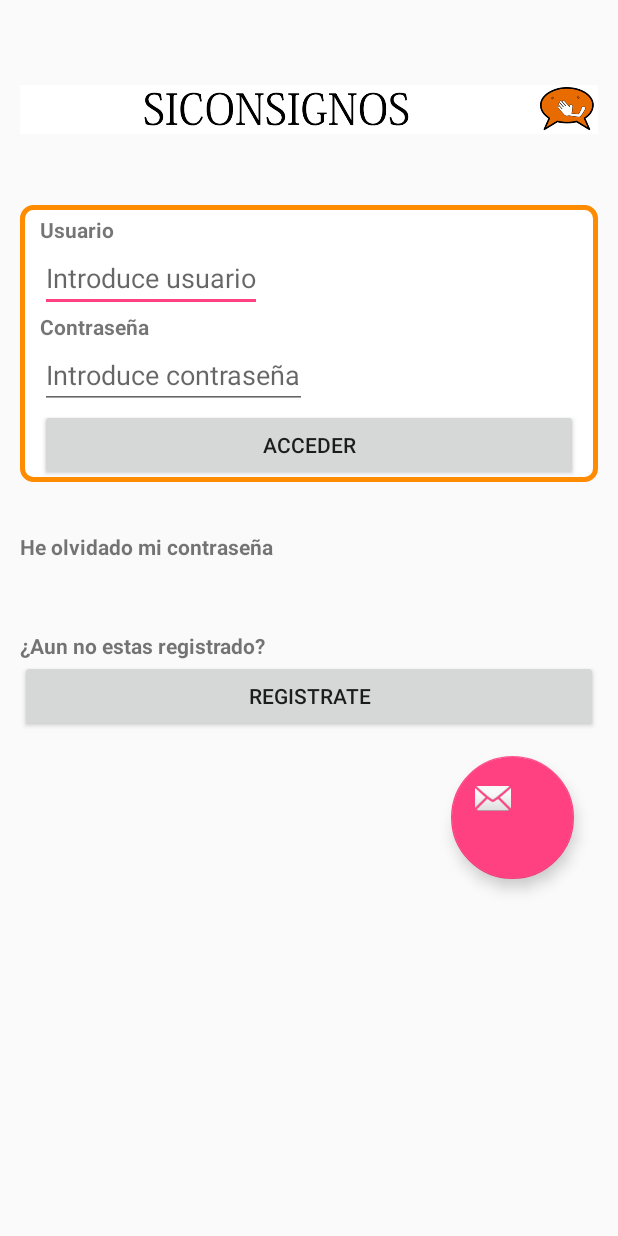
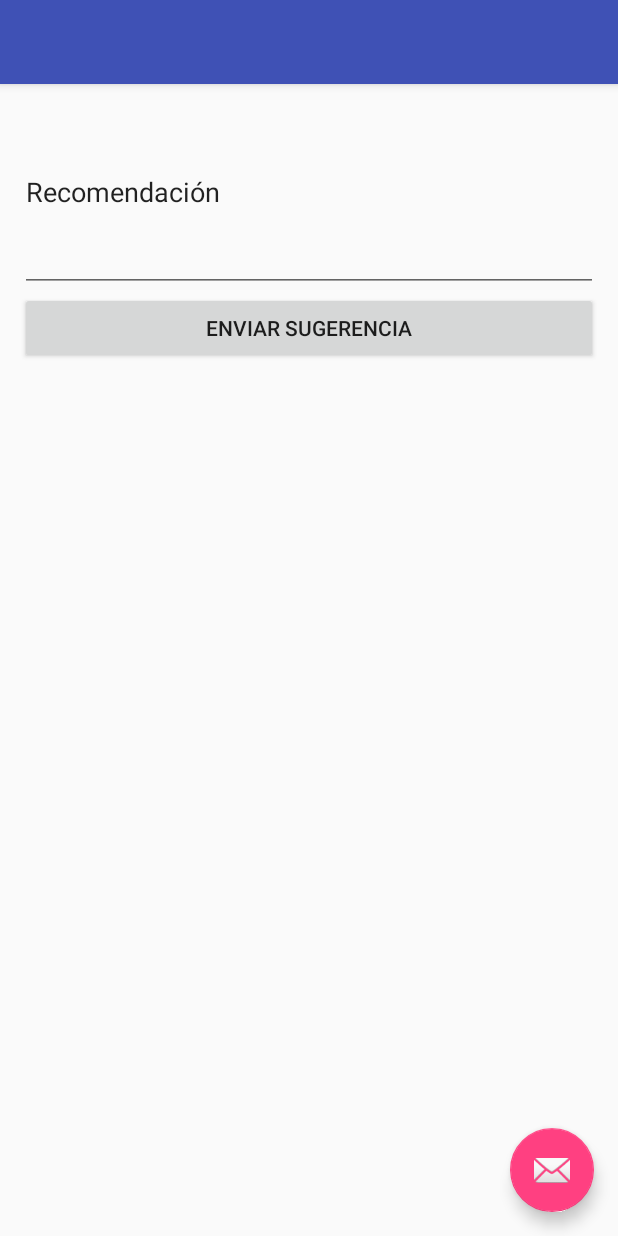
Before and after one commit to lararogu/SiConSignos, an Android app: the Login_page screen opened directly, with no data from a screen before it, after a tap on an icon or button, on a phone screen of 412 x 824 dp. Run offline under Robolectric (Android 15) with nearby library versions, the phone set to English and light mode, and no system bars.

Commit message:
CrearUsuarioySugerencias

```diff
--- a/SiConSignosApp/app/src/main/AndroidManifest.xml
+++ b/SiConSignosApp/app/src/main/AndroidManifest.xml
@@ -76,6 +76,10 @@
         <activity
             android:name=".PantallaResultados"
             android:label="@string/title_activity_pantalla_resultados"
+            android:theme="@style/AppTheme.NoActionBar" />
+        <activity
+            android:name=".sugerencia"
+            android:label="@string/title_activity_sugerencia"
             android:theme="@style/AppTheme.NoActionBar"></activity>
     </application>
 
--- a/SiConSignosApp/app/src/main/java/es/tta/siconsignosapp/Login_page.java
+++ b/SiConSignosApp/app/src/main/java/es/tta/siconsignosapp/Login_page.java
@@ -132,7 +132,8 @@ public class Login_page extends AppCompatActivity {
     }
 
     public void sugerencias(){
-        Toast.makeText(this,"Enviar sugerencias",Toast.LENGTH_SHORT).show();
+        Intent i=new Intent(getApplicationContext(),sugerencia.class);
+        startActivity(i);
     }
     public void recuperar_passwd(View v){
         Toast.makeText(this,"Enviar passwd",Toast.LENGTH_SHORT).show();
--- a/SiConSignosApp/app/src/main/java/es/tta/siconsignosapp/Registro.java
+++ b/SiConSignosApp/app/src/main/java/es/tta/siconsignosapp/Registro.java
@@ -50,7 +50,7 @@ public class Registro extends AppCompatActivity {
                     try {
                         String codigoChat=generateRandomString(12, 2);
                         Toast.makeText(getApplicationContext(),codigoChat,Toast.LENGTH_SHORT).show();
-                        conn.registraUsuario(nombre1, apellido1,nick1,contrasena1,email1,codigoChat);
+                        conn.registraUsuario(nombre1, apellido1,nick1,contrasena1,email1,"asdadsasdfgwe");
                     } catch (IOException e) {
                         e.printStackTrace();
                     } catch (Exception e) {
@@ -62,7 +62,7 @@ public class Registro extends AppCompatActivity {
                 }
                 @Override
                 protected void onPostExecute(Void resultado) {
-                    Toast.makeText(getApplicationContext(),"Bienvenido a SiConSignos",Toast.LENGTH_SHORT).show();
+                    Toast.makeText(getApplicationContext(),"Bienvenido a SiConSignos, Logeate para continuar",Toast.LENGTH_SHORT).show();
                     Intent i=new Intent(getApplicationContext(),Login_page.class);
                     startActivity(i);
                     finish();
--- /dev/null
+++ b/SiConSignosApp/app/src/main/res/layout/activity_sugerencia.xml
@@ -0,0 +1,34 @@
+<?xml version="1.0" encoding="utf-8"?>
+<android.support.design.widget.CoordinatorLayout xmlns:android="http://schemas.android.com/apk/res/android"
+    xmlns:app="http://schemas.android.com/apk/res-auto"
+    xmlns:tools="http://schemas.android.com/tools"
+    android:layout_width="match_parent"
+    android:layout_height="match_parent"
+    android:fitsSystemWindows="true"
+    tools:context="es.tta.siconsignosapp.sugerencia">
+
+    <android.support.design.widget.AppBarLayout
+        android:layout_width="match_parent"
+        android:layout_height="wrap_content"
+        android:theme="@style/AppTheme.AppBarOverlay">
+
+        <android.support.v7.widget.Toolbar
+            android:id="@+id/toolbar"
+            android:layout_width="match_parent"
+            android:layout_height="?attr/actionBarSize"
+            android:background="?attr/colorPrimary"
+            app:popupTheme="@style/AppTheme.PopupOverlay" />
+
+    </android.support.design.widget.AppBarLayout>
+
+    <include layout="@layout/content_sugerencia" />
+
+    <android.support.design.widget.FloatingActionButton
+        android:id="@+id/fab"
+        android:layout_width="wrap_content"
+        android:layout_height="wrap_content"
+        android:layout_gravity="bottom|end"
+        android:layout_margin="@dimen/fab_margin"
+        android:src="@android:drawable/ic_dialog_email" />
+
+</android.support.design.widget.CoordinatorLayout>
--- /dev/null
+++ b/SiConSignosApp/app/src/main/res/layout/content_sugerencia.xml
@@ -0,0 +1,30 @@
+<?xml version="1.0" encoding="utf-8"?>
+<LinearLayout xmlns:android="http://schemas.android.com/apk/res/android"
+    xmlns:tools="http://schemas.android.com/tools"
+    xmlns:app="http://schemas.android.com/apk/res-auto"
+    android:layout_width="match_parent"
+    android:layout_height="match_parent"
+    android:paddingRight="20px"
+    android:paddingLeft="20px"
+    android:paddingTop="@dimen/activity_vertical_margin"
+    android:paddingBottom="@dimen/activity_vertical_margin"
+    android:orientation="vertical"
+    tools:context=".Login_page"
+    android:weightSum="1">
+    <EditText
+        android:id="@+id/asunto"
+        android:layout_width="match_parent"
+        android:layout_height="wrap_content"
+        android:text="Asunto"/>
+    <EditText
+        android:id="@+id/recom"
+        android:layout_width="match_parent"
+        android:layout_height="200px"
+        android:text="Recomendación"/>
+<Button
+    android:layout_width="match_parent"
+    android:layout_height="wrap_content"
+    android:text="Enviar Sugerencia"
+    android:gravity="center"
+    android:onClick="enviarsugerencia"/>
+    </LinearLayout>
--- a/SiConSignosApp/app/src/main/res/layout/login_page.xml
+++ b/SiConSignosApp/app/src/main/res/layout/login_page.xml
@@ -102,12 +102,13 @@
 
     <android.support.design.widget.FloatingActionButton
         android:id="@+id/fab"
-        android:layout_width="82dp"
-        android:layout_height="match_parent"
+        android:layout_width="56dp"
+        android:layout_height="56dp"
         android:layout_gravity="right"
         android:layout_margin="@dimen/fab_margin"
         android:src="@android:drawable/ic_dialog_email"
-        android:layout_marginTop="50px"
-        android:paddingTop="50dp" />
+        android:scaleType="fitXY"
+        android:elevation="8dp"
+        android:onClick="sugerencias" />
 
 </LinearLayout>
--- a/SiConSignosApp/app/src/main/res/layout/registro.xml
+++ b/SiConSignosApp/app/src/main/res/layout/registro.xml
@@ -33,7 +33,6 @@
             android:id="@+id/apellido"
             android:layout_height="wrap_content"
             android:layout_width="wrap_content"
-            android:password="true"
             android:hint="Introduce apellido"
             />
 
@@ -43,7 +42,6 @@
             android:id="@+id/nick"
             android:layout_height="wrap_content"
             android:layout_width="wrap_content"
-            android:password="true"
             android:hint="Introduce nick"
             />
 
@@ -63,7 +61,6 @@
             android:id="@+id/email"
             android:layout_height="wrap_content"
             android:layout_width="wrap_content"
-            android:password="true"
             android:hint="Introduce email"
             />
 
--- a/SiConSignosApp/app/src/main/res/values/strings.xml
+++ b/SiConSignosApp/app/src/main/res/values/strings.xml
@@ -24,6 +24,7 @@
     <string name="title_activity_pantalla_resultados">PantallaResultados</string>
     <string name="no_camera">La camara no esta disponible</string>
     <string name="no_app">No hay app disponible para sacar la foto</string>
+    <string name="title_activity_sugerencia">sugerencia</string>
 
 
 </resources>
```
Also changed, not shown: SiConSignosApp/app/src/main/java/es/tta/siconsignosapp/ServerConexion.java (+9 -2 lines), SiConSignosApp/app/src/main/java/es/tta/siconsignosapp/sugerencia.java (added, +79 -0 lines).
